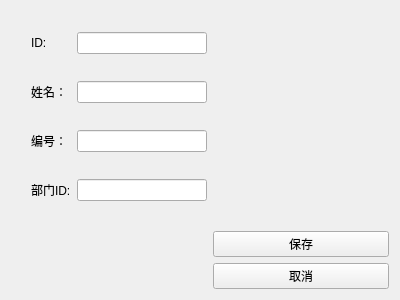
This is doctoreditview.ui in Jvsong/Qttask3 as Qt 5 draws it before an edit. The edited form follows.
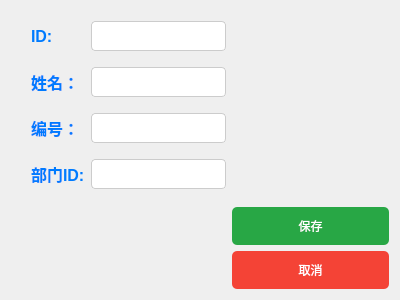
This is the edited form.

The edit to the form file:
```diff
--- a/doctoreditview.ui
+++ b/doctoreditview.ui
@@ -18,6 +18,89 @@
     <layout class="QGridLayout" name="gridLayout_3">
      <item row="0" column="0">
       <spacer name="verticalSpacer">
+       <property name="styleSheet">
+        <string notr="true">/* 整体窗口背景颜色 */
+QWidget#DoctorEditView {
+    background-color: #ffffff; /* 白色背景 */
+    font-family: &quot;Microsoft YaHei UI&quot;, sans-serif; /* 使用微软雅黑字体 */
+    font-size: 12pt;
+    border-radius: 5px; /* 圆角 */
+    padding: 20px; /* 内边距 */
+}
+
+/* 标签样式 */
+QLabel {
+    font-size: 12pt;
+    font-weight: bold;
+    color: #007BFF; /* 蓝色字体 */
+}
+
+/* 输入框样式 */
+QLineEdit {
+    border: 1px solid #ccc; /* 边框颜色 */
+    border-radius: 4px; /* 圆角 */
+    padding: 5px;
+    background-color: white;
+    font-size: 14px;
+}
+
+/* 聚焦时 QLineEdit 样式 */
+QLineEdit:focus {
+    border-color: #007BFF; /* 聚焦时的边框颜色 */
+    box-shadow: 0 0 5px rgba(0, 123, 255, 0.5); /* 聚焦时的阴影效果 */
+}
+
+/* 按钮样式 */
+QPushButton {
+    background-color: #007BFF; /* 蓝色背景 */
+    color: white;
+    border: none;
+    border-radius: 5px; /* 圆角 */
+    padding: 10px 20px; /* 按钮内边距 */
+    font-size: 12px;
+    cursor: pointer; /* 鼠标悬停时变成手型 */
+}
+
+/* 按钮悬停时的样式 */
+QPushButton:hover {
+    background-color: #0056b3; /* 悬停时的背景颜色 */
+}
+
+/* 保存按钮的特定样式 */
+QPushButton#pushButton {
+    background-color: #28a745; /* 绿色背景 */
+}
+
+QPushButton#pushButton:hover {
+    background-color: #218838; /* 悬停时的绿色背景 */
+}
+
+/* 取消按钮的特定样式 */
+QPushButton#pushButton_2 {
+    background-color: #f44336; /* 红色背景 */
+}
+
+QPushButton#pushButton_2:hover {
+    background-color: #d32f2f; /* 悬停时的红色背景 */
+}
+
+/* 布局间距 */
+QGridLayout {
+    margin: 20px;
+    spacing: 10px; /* 控件之间的间距 */
+}
+
+/* 输入框和标签之间的间距 */
+QGridLayout QLabel, QGridLayout QLineEdit {
+    margin-bottom: 10px;
+}
+
+/* 添加间隔的样式 */
+QSpacerItem {
+    background-color: transparent;
+}
+</string>
+       </property>
        <property name="orientation">
         <enum>Qt::Orientation::Vertical</enum>
        </property>
@@ -36,6 +119,89 @@
    </item>
    <item row="1" column="2">
     <widget class="QPushButton" name="pushButton">
+     <property name="styleSheet">
+      <string notr="true">/* 整体窗口背景颜色 */
+QWidget#DoctorEditView {
+    background-color: #ffffff; /* 白色背景 */
+    font-family: &quot;Microsoft YaHei UI&quot;, sans-serif; /* 使用微软雅黑字体 */
+    font-size: 12pt;
+    border-radius: 5px; /* 圆角 */
+    padding: 20px; /* 内边距 */
+}
+
+/* 标签样式 */
+QLabel {
+    font-size: 12pt;
+    font-weight: bold;
+    color: #007BFF; /* 蓝色字体 */
+}
+
+/* 输入框样式 */
+QLineEdit {
+    border: 1px solid #ccc; /* 边框颜色 */
+    border-radius: 4px; /* 圆角 */
+    padding: 5px;
+    background-color: white;
+    font-size: 14px;
+}
+
+/* 聚焦时 QLineEdit 样式 */
+QLineEdit:focus {
+    border-color: #007BFF; /* 聚焦时的边框颜色 */
+    box-shadow: 0 0 5px rgba(0, 123, 255, 0.5); /* 聚焦时的阴影效果 */
+}
+
+/* 按钮样式 */
+QPushButton {
+    background-color: #007BFF; /* 蓝色背景 */
+    color: white;
+    border: none;
+    border-radius: 5px; /* 圆角 */
+    padding: 10px 20px; /* 按钮内边距 */
+    font-size: 12px;
+    cursor: pointer; /* 鼠标悬停时变成手型 */
+}
+
+/* 按钮悬停时的样式 */
+QPushButton:hover {
+    background-color: #0056b3; /* 悬停时的背景颜色 */
+}
+
+/* 保存按钮的特定样式 */
+QPushButton#pushButton {
+    background-color: #28a745; /* 绿色背景 */
+}
+
+QPushButton#pushButton:hover {
+    background-color: #218838; /* 悬停时的绿色背景 */
+}
+
+/* 取消按钮的特定样式 */
+QPushButton#pushButton_2 {
+    background-color: #f44336; /* 红色背景 */
+}
+
+QPushButton#pushButton_2:hover {
+    background-color: #d32f2f; /* 悬停时的红色背景 */
+}
+
+/* 布局间距 */
+QGridLayout {
+    margin: 20px;
+    spacing: 10px; /* 控件之间的间距 */
+}
+
+/* 输入框和标签之间的间距 */
+QGridLayout QLabel, QGridLayout QLineEdit {
+    margin-bottom: 10px;
+}
+
+/* 添加间隔的样式 */
+QSpacerItem {
+    background-color: transparent;
+}
+</string>
+     </property>
      <property name="text">
       <string>保存</string>
      </property>
@@ -43,6 +209,89 @@
    </item>
    <item row="2" column="2">
     <widget class="QPushButton" name="pushButton_2">
+     <property name="styleSheet">
+      <string notr="true">/* 整体窗口背景颜色 */
+QWidget#DoctorEditView {
+    background-color: #ffffff; /* 白色背景 */
+    font-family: &quot;Microsoft YaHei UI&quot;, sans-serif; /* 使用微软雅黑字体 */
+    font-size: 12pt;
+    border-radius: 5px; /* 圆角 */
+    padding: 20px; /* 内边距 */
+}
+
+/* 标签样式 */
+QLabel {
+    font-size: 12pt;
+    font-weight: bold;
+    color: #007BFF; /* 蓝色字体 */
+}
+
+/* 输入框样式 */
+QLineEdit {
+    border: 1px solid #ccc; /* 边框颜色 */
+    border-radius: 4px; /* 圆角 */
+    padding: 5px;
+    background-color: white;
+    font-size: 14px;
+}
+
+/* 聚焦时 QLineEdit 样式 */
+QLineEdit:focus {
+    border-color: #007BFF; /* 聚焦时的边框颜色 */
+    box-shadow: 0 0 5px rgba(0, 123, 255, 0.5); /* 聚焦时的阴影效果 */
+}
+
+/* 按钮样式 */
+QPushButton {
+    background-color: #007BFF; /* 蓝色背景 */
+    color: white;
+    border: none;
+    border-radius: 5px; /* 圆角 */
+    padding: 10px 20px; /* 按钮内边距 */
+    font-size: 12px;
+    cursor: pointer; /* 鼠标悬停时变成手型 */
+}
+
+/* 按钮悬停时的样式 */
+QPushButton:hover {
+    background-color: #0056b3; /* 悬停时的背景颜色 */
+}
+
+/* 保存按钮的特定样式 */
+QPushButton#pushButton {
+    background-color: #28a745; /* 绿色背景 */
+}
+
+QPushButton#pushButton:hover {
+    background-color: #218838; /* 悬停时的绿色背景 */
+}
+
+/* 取消按钮的特定样式 */
+QPushButton#pushButton_2 {
+    background-color: #f44336; /* 红色背景 */
+}
+
+QPushButton#pushButton_2:hover {
+    background-color: #d32f2f; /* 悬停时的红色背景 */
+}
+
+/* 布局间距 */
+QGridLayout {
+    margin: 20px;
+    spacing: 10px; /* 控件之间的间距 */
+}
+
+/* 输入框和标签之间的间距 */
+QGridLayout QLabel, QGridLayout QLineEdit {
+    margin-bottom: 10px;
+}
+
+/* 添加间隔的样式 */
+QSpacerItem {
+    background-color: transparent;
+}
+</string>
+     </property>
      <property name="text">
       <string>取消</string>
      </property>
@@ -50,12 +299,95 @@
    </item>
    <item row="0" column="2">
     <spacer name="horizontalSpacer_2">
+     <property name="styleSheet">
+      <string notr="true">/* 整体窗口背景颜色 */
+QWidget#DoctorEditView {
+    background-color: #ffffff; /* 白色背景 */
+    font-family: &quot;Microsoft YaHei UI&quot;, sans-serif; /* 使用微软雅黑字体 */
+    font-size: 12pt;
+    border-radius: 5px; /* 圆角 */
+    padding: 20px; /* 内边距 */
+}
+
+/* 标签样式 */
+QLabel {
+    font-size: 12pt;
+    font-weight: bold;
+    color: #007BFF; /* 蓝色字体 */
+}
+
+/* 输入框样式 */
+QLineEdit {
+    border: 1px solid #ccc; /* 边框颜色 */
+    border-radius: 4px; /* 圆角 */
+    padding: 5px;
+    background-color: white;
+    font-size: 14px;
+}
+
+/* 聚焦时 QLineEdit 样式 */
+QLineEdit:focus {
+    border-color: #007BFF; /* 聚焦时的边框颜色 */
+    box-shadow: 0 0 5px rgba(0, 123, 255, 0.5); /* 聚焦时的阴影效果 */
+}
+
+/* 按钮样式 */
+QPushButton {
+    background-color: #007BFF; /* 蓝色背景 */
+    color: white;
+    border: none;
+    border-radius: 5px; /* 圆角 */
+    padding: 10px 20px; /* 按钮内边距 */
+    font-size: 12px;
+    cursor: pointer; /* 鼠标悬停时变成手型 */
+}
+
+/* 按钮悬停时的样式 */
+QPushButton:hover {
+    background-color: #0056b3; /* 悬停时的背景颜色 */
+}
+
+/* 保存按钮的特定样式 */
+QPushButton#pushButton {
+    background-color: #28a745; /* 绿色背景 */
+}
+
+QPushButton#pushButton:hover {
+    background-color: #218838; /* 悬停时的绿色背景 */
+}
+
+/* 取消按钮的特定样式 */
+QPushButton#pushButton_2 {
+    background-color: #f44336; /* 红色背景 */
+}
+
+QPushButton#pushButton_2:hover {
+    background-color: #d32f2f; /* 悬停时的红色背景 */
+}
+
+/* 布局间距 */
+QGridLayout {
+    margin: 20px;
+    spacing: 10px; /* 控件之间的间距 */
+}
+
+/* 输入框和标签之间的间距 */
+QGridLayout QLabel, QGridLayout QLineEdit {
+    margin-bottom: 10px;
+}
+
+/* 添加间隔的样式 */
+QSpacerItem {
+    background-color: transparent;
+}
+</string>
+     </property>
      <property name="orientation">
       <enum>Qt::Orientation::Horizontal</enum>
      </property>
      <property name="sizeHint" stdset="0">
       <size>
-       <width>164</width>
+       <width>156</width>
        <height>20</height>
       </size>
      </property>
@@ -65,19 +397,353 @@
     <layout class="QGridLayout" name="gridLayout">
      <item row="0" column="0">
       <widget class="QLabel" name="label">
+       <property name="styleSheet">
+        <string notr="true">/* 整体窗口背景颜色 */
+QWidget#DoctorEditView {
+    background-color: #ffffff; /* 白色背景 */
+    font-family: &quot;Microsoft YaHei UI&quot;, sans-serif; /* 使用微软雅黑字体 */
+    font-size: 12pt;
+    border-radius: 5px; /* 圆角 */
+    padding: 20px; /* 内边距 */
+}
+
+/* 标签样式 */
+QLabel {
+    font-size: 12pt;
+    font-weight: bold;
+    color: #007BFF; /* 蓝色字体 */
+}
+
+/* 输入框样式 */
+QLineEdit {
+    border: 1px solid #ccc; /* 边框颜色 */
+    border-radius: 4px; /* 圆角 */
+    padding: 5px;
+    background-color: white;
+    font-size: 14px;
+}
+
+/* 聚焦时 QLineEdit 样式 */
+QLineEdit:focus {
+    border-color: #007BFF; /* 聚焦时的边框颜色 */
+    box-shadow: 0 0 5px rgba(0, 123, 255, 0.5); /* 聚焦时的阴影效果 */
+}
+
+/* 按钮样式 */
+QPushButton {
+    background-color: #007BFF; /* 蓝色背景 */
+    color: white;
+    border: none;
+    border-radius: 5px; /* 圆角 */
+    padding: 10px 20px; /* 按钮内边距 */
+    font-size: 12px;
+    cursor: pointer; /* 鼠标悬停时变成手型 */
+}
+
+/* 按钮悬停时的样式 */
+QPushButton:hover {
+    background-color: #0056b3; /* 悬停时的背景颜色 */
+}
+
+/* 保存按钮的特定样式 */
+QPushButton#pushButton {
+    background-color: #28a745; /* 绿色背景 */
+}
+
+QPushButton#pushButton:hover {
+    background-color: #218838; /* 悬停时的绿色背景 */
+}
+
+/* 取消按钮的特定样式 */
+QPushButton#pushButton_2 {
+    background-color: #f44336; /* 红色背景 */
+}
+
+QPushButton#pushButton_2:hover {
+    background-color: #d32f2f; /* 悬停时的红色背景 */
+}
+
+/* 布局间距 */
+QGridLayout {
+    margin: 20px;
+    spacing: 10px; /* 控件之间的间距 */
+}
+
+/* 输入框和标签之间的间距 */
+QGridLayout QLabel, QGridLayout QLineEdit {
+    margin-bottom: 10px;
+}
+
+/* 添加间隔的样式 */
+QSpacerItem {
+    background-color: transparent;
+}
+</string>
+       </property>
        <property name="text">
         <string>ID:</string>
        </property>
       </widget>
      </item>
      <item row="0" column="1">
-      <widget class="QLineEdit" name="dbEditID"/>
+      <widget class="QLineEdit" name="dbEditID">
+       <property name="styleSheet">
+        <string notr="true">/* 整体窗口背景颜色 */
+QWidget#DoctorEditView {
+    background-color: #ffffff; /* 白色背景 */
+    font-family: &quot;Microsoft YaHei UI&quot;, sans-serif; /* 使用微软雅黑字体 */
+    font-size: 12pt;
+    border-radius: 5px; /* 圆角 */
+    padding: 20px; /* 内边距 */
+}
+
+/* 标签样式 */
+QLabel {
+    font-size: 12pt;
+    font-weight: bold;
+    color: #007BFF; /* 蓝色字体 */
+}
+
+/* 输入框样式 */
+QLineEdit {
+    border: 1px solid #ccc; /* 边框颜色 */
+    border-radius: 4px; /* 圆角 */
+    padding: 5px;
+    background-color: white;
+    font-size: 14px;
+}
+
+/* 聚焦时 QLineEdit 样式 */
+QLineEdit:focus {
+    border-color: #007BFF; /* 聚焦时的边框颜色 */
+    box-shadow: 0 0 5px rgba(0, 123, 255, 0.5); /* 聚焦时的阴影效果 */
+}
+
+/* 按钮样式 */
+QPushButton {
+    background-color: #007BFF; /* 蓝色背景 */
+    color: white;
+    border: none;
+    border-radius: 5px; /* 圆角 */
+    padding: 10px 20px; /* 按钮内边距 */
+    font-size: 12px;
+    cursor: pointer; /* 鼠标悬停时变成手型 */
+}
+
+/* 按钮悬停时的样式 */
+QPushButton:hover {
+    background-color: #0056b3; /* 悬停时的背景颜色 */
+}
+
+/* 保存按钮的特定样式 */
+QPushButton#pushButton {
+    background-color: #28a745; /* 绿色背景 */
+}
+
+QPushButton#pushButton:hover {
+    background-color: #218838; /* 悬停时的绿色背景 */
+}
+
+/* 取消按钮的特定样式 */
+QPushButton#pushButton_2 {
+    background-color: #f44336; /* 红色背景 */
+}
+
+QPushButton#pushButton_2:hover {
+    background-color: #d32f2f; /* 悬停时的红色背景 */
+}
+
+/* 布局间距 */
+QGridLayout {
+    margin: 20px;
+    spacing: 10px; /* 控件之间的间距 */
+}
+
+/* 输入框和标签之间的间距 */
+QGridLayout QLabel, QGridLayout QLineEdit {
+    margin-bottom: 10px;
+}
+
+/* 添加间隔的样式 */
+QSpacerItem {
+    background-color: transparent;
+}
+</string>
+       </property>
+      </widget>
      </item>
      <item row="2" column="1">
-      <widget class="QLineEdit" name="dbEditEmployeeNo"/>
+      <widget class="QLineEdit" name="dbEditEmployeeNo">
+       <property name="styleSheet">
+        <string notr="true">/* 整体窗口背景颜色 */
+QWidget#DoctorEditView {
+    background-color: #ffffff; /* 白色背景 */
+    font-family: &quot;Microsoft YaHei UI&quot;, sans-serif; /* 使用微软雅黑字体 */
+    font-size: 12pt;
+    border-radius: 5px; /* 圆角 */
+    padding: 20px; /* 内边距 */
+}
+
+/* 标签样式 */
+QLabel {
+    font-size: 12pt;
+    font-weight: bold;
+    color: #007BFF; /* 蓝色字体 */
+}
+
+/* 输入框样式 */
+QLineEdit {
+    border: 1px solid #ccc; /* 边框颜色 */
+    border-radius: 4px; /* 圆角 */
+    padding: 5px;
+    background-color: white;
+    font-size: 14px;
+}
+
+/* 聚焦时 QLineEdit 样式 */
+QLineEdit:focus {
+    border-color: #007BFF; /* 聚焦时的边框颜色 */
+    box-shadow: 0 0 5px rgba(0, 123, 255, 0.5); /* 聚焦时的阴影效果 */
+}
+
+/* 按钮样式 */
+QPushButton {
+    background-color: #007BFF; /* 蓝色背景 */
+    color: white;
+    border: none;
+    border-radius: 5px; /* 圆角 */
+    padding: 10px 20px; /* 按钮内边距 */
+    font-size: 12px;
+    cursor: pointer; /* 鼠标悬停时变成手型 */
+}
+
+/* 按钮悬停时的样式 */
+QPushButton:hover {
+    background-color: #0056b3; /* 悬停时的背景颜色 */
+}
+
+/* 保存按钮的特定样式 */
+QPushButton#pushButton {
+    background-color: #28a745; /* 绿色背景 */
+}
+
+QPushButton#pushButton:hover {
+    background-color: #218838; /* 悬停时的绿色背景 */
+}
+
+/* 取消按钮的特定样式 */
+QPushButton#pushButton_2 {
+    background-color: #f44336; /* 红色背景 */
+}
+
+QPushButton#pushButton_2:hover {
+    background-color: #d32f2f; /* 悬停时的红色背景 */
+}
+
+/* 布局间距 */
+QGridLayout {
+    margin: 20px;
+    spacing: 10px; /* 控件之间的间距 */
+}
+
+/* 输入框和标签之间的间距 */
+QGridLayout QLabel, QGridLayout QLineEdit {
+    margin-bottom: 10px;
+}
+
+/* 添加间隔的样式 */
+QSpacerItem {
+    background-color: transparent;
+}
+</string>
+       </property>
+      </widget>
      </item>
      <item row="2" column="0">
       <widget class="QLabel" name="label_3">
+       <property name="styleSheet">
+        <string notr="true">/* 整体窗口背景颜色 */
+QWidget#DoctorEditView {
+    background-color: #ffffff; /* 白色背景 */
+    font-family: &quot;Microsoft YaHei UI&quot;, sans-serif; /* 使用微软雅黑字体 */
+    font-size: 12pt;
+    border-radius: 5px; /* 圆角 */
+    padding: 20px; /* 内边距 */
+}
+
+/* 标签样式 */
+QLabel {
+    font-size: 12pt;
+    font-weight: bold;
+    color: #007BFF; /* 蓝色字体 */
+}
+
+/* 输入框样式 */
+QLineEdit {
+    border: 1px solid #ccc; /* 边框颜色 */
+    border-radius: 4px; /* 圆角 */
+    padding: 5px;
+    background-color: white;
+    font-size: 14px;
+}
+
+/* 聚焦时 QLineEdit 样式 */
+QLineEdit:focus {
+    border-color: #007BFF; /* 聚焦时的边框颜色 */
+    box-shadow: 0 0 5px rgba(0, 123, 255, 0.5); /* 聚焦时的阴影效果 */
+}
+
+/* 按钮样式 */
+QPushButton {
+    background-color: #007BFF; /* 蓝色背景 */
+    color: white;
+    border: none;
+    border-radius: 5px; /* 圆角 */
+    padding: 10px 20px; /* 按钮内边距 */
+    font-size: 12px;
+    cursor: pointer; /* 鼠标悬停时变成手型 */
+}
+
+/* 按钮悬停时的样式 */
+QPushButton:hover {
+    background-color: #0056b3; /* 悬停时的背景颜色 */
+}
+
+/* 保存按钮的特定样式 */
+QPushButton#pushButton {
+    background-color: #28a745; /* 绿色背景 */
+}
+
+QPushButton#pushButton:hover {
+    background-color: #218838; /* 悬停时的绿色背景 */
+}
+
+/* 取消按钮的特定样式 */
+QPushButton#pushButton_2 {
+    background-color: #f44336; /* 红色背景 */
+}
+
+QPushButton#pushButton_2:hover {
+    background-color: #d32f2f; /* 悬停时的红色背景 */
+}
+
+/* 布局间距 */
+QGridLayout {
+    margin: 20px;
+    spacing: 10px; /* 控件之间的间距 */
+}
+
+/* 输入框和标签之间的间距 */
+QGridLayout QLabel, QGridLayout QLineEdit {
+    margin-bottom: 10px;
+}
+
+/* 添加间隔的样式 */
+QSpacerItem {
+    background-color: transparent;
+}
+</string>
+       </property>
        <property name="text">
         <string>编号：</string>
        </property>
@@ -85,23 +751,357 @@
      </item>
      <item row="3" column="0">
       <widget class="QLabel" name="label_4">
+       <property name="styleSheet">
+        <string notr="true">/* 整体窗口背景颜色 */
+QWidget#DoctorEditView {
+    background-color: #ffffff; /* 白色背景 */
+    font-family: &quot;Microsoft YaHei UI&quot;, sans-serif; /* 使用微软雅黑字体 */
+    font-size: 12pt;
+    border-radius: 5px; /* 圆角 */
+    padding: 20px; /* 内边距 */
+}
+
+/* 标签样式 */
+QLabel {
+    font-size: 12pt;
+    font-weight: bold;
+    color: #007BFF; /* 蓝色字体 */
+}
+
+/* 输入框样式 */
+QLineEdit {
+    border: 1px solid #ccc; /* 边框颜色 */
+    border-radius: 4px; /* 圆角 */
+    padding: 5px;
+    background-color: white;
+    font-size: 14px;
+}
+
+/* 聚焦时 QLineEdit 样式 */
+QLineEdit:focus {
+    border-color: #007BFF; /* 聚焦时的边框颜色 */
+    box-shadow: 0 0 5px rgba(0, 123, 255, 0.5); /* 聚焦时的阴影效果 */
+}
+
+/* 按钮样式 */
+QPushButton {
+    background-color: #007BFF; /* 蓝色背景 */
+    color: white;
+    border: none;
+    border-radius: 5px; /* 圆角 */
+    padding: 10px 20px; /* 按钮内边距 */
+    font-size: 12px;
+    cursor: pointer; /* 鼠标悬停时变成手型 */
+}
+
+/* 按钮悬停时的样式 */
+QPushButton:hover {
+    background-color: #0056b3; /* 悬停时的背景颜色 */
+}
+
+/* 保存按钮的特定样式 */
+QPushButton#pushButton {
+    background-color: #28a745; /* 绿色背景 */
+}
+
+QPushButton#pushButton:hover {
+    background-color: #218838; /* 悬停时的绿色背景 */
+}
+
+/* 取消按钮的特定样式 */
+QPushButton#pushButton_2 {
+    background-color: #f44336; /* 红色背景 */
+}
+
+QPushButton#pushButton_2:hover {
+    background-color: #d32f2f; /* 悬停时的红色背景 */
+}
+
+/* 布局间距 */
+QGridLayout {
+    margin: 20px;
+    spacing: 10px; /* 控件之间的间距 */
+}
+
+/* 输入框和标签之间的间距 */
+QGridLayout QLabel, QGridLayout QLineEdit {
+    margin-bottom: 10px;
+}
+
+/* 添加间隔的样式 */
+QSpacerItem {
+    background-color: transparent;
+}
+</string>
+       </property>
        <property name="text">
         <string>部门ID:</string>
        </property>
       </widget>
      </item>
      <item row="3" column="1">
-      <widget class="QLineEdit" name="dbEditDepartmentID"/>
+      <widget class="QLineEdit" name="dbEditDepartmentID">
+       <property name="styleSheet">
+        <string notr="true">/* 整体窗口背景颜色 */
+QWidget#DoctorEditView {
+    background-color: #ffffff; /* 白色背景 */
+    font-family: &quot;Microsoft YaHei UI&quot;, sans-serif; /* 使用微软雅黑字体 */
+    font-size: 12pt;
+    border-radius: 5px; /* 圆角 */
+    padding: 20px; /* 内边距 */
+}
+
+/* 标签样式 */
+QLabel {
+    font-size: 12pt;
+    font-weight: bold;
+    color: #007BFF; /* 蓝色字体 */
+}
+
+/* 输入框样式 */
+QLineEdit {
+    border: 1px solid #ccc; /* 边框颜色 */
+    border-radius: 4px; /* 圆角 */
+    padding: 5px;
+    background-color: white;
+    font-size: 14px;
+}
+
+/* 聚焦时 QLineEdit 样式 */
+QLineEdit:focus {
+    border-color: #007BFF; /* 聚焦时的边框颜色 */
+    box-shadow: 0 0 5px rgba(0, 123, 255, 0.5); /* 聚焦时的阴影效果 */
+}
+
+/* 按钮样式 */
+QPushButton {
+    background-color: #007BFF; /* 蓝色背景 */
+    color: white;
+    border: none;
+    border-radius: 5px; /* 圆角 */
+    padding: 10px 20px; /* 按钮内边距 */
+    font-size: 12px;
+    cursor: pointer; /* 鼠标悬停时变成手型 */
+}
+
+/* 按钮悬停时的样式 */
+QPushButton:hover {
+    background-color: #0056b3; /* 悬停时的背景颜色 */
+}
+
+/* 保存按钮的特定样式 */
+QPushButton#pushButton {
+    background-color: #28a745; /* 绿色背景 */
+}
+
+QPushButton#pushButton:hover {
+    background-color: #218838; /* 悬停时的绿色背景 */
+}
+
+/* 取消按钮的特定样式 */
+QPushButton#pushButton_2 {
+    background-color: #f44336; /* 红色背景 */
+}
+
+QPushButton#pushButton_2:hover {
+    background-color: #d32f2f; /* 悬停时的红色背景 */
+}
+
+/* 布局间距 */
+QGridLayout {
+    margin: 20px;
+    spacing: 10px; /* 控件之间的间距 */
+}
+
+/* 输入框和标签之间的间距 */
+QGridLayout QLabel, QGridLayout QLineEdit {
+    margin-bottom: 10px;
+}
+
+/* 添加间隔的样式 */
+QSpacerItem {
+    background-color: transparent;
+}
+</string>
+       </property>
+      </widget>
      </item>
      <item row="1" column="0">
       <widget class="QLabel" name="label_2">
+       <property name="styleSheet">
+        <string notr="true">/* 整体窗口背景颜色 */
+QWidget#DoctorEditView {
+    background-color: #ffffff; /* 白色背景 */
+    font-family: &quot;Microsoft YaHei UI&quot;, sans-serif; /* 使用微软雅黑字体 */
+    font-size: 12pt;
+    border-radius: 5px; /* 圆角 */
+    padding: 20px; /* 内边距 */
+}
+
+/* 标签样式 */
+QLabel {
+    font-size: 12pt;
+    font-weight: bold;
+    color: #007BFF; /* 蓝色字体 */
+}
+
+/* 输入框样式 */
+QLineEdit {
+    border: 1px solid #ccc; /* 边框颜色 */
+    border-radius: 4px; /* 圆角 */
+    padding: 5px;
+    background-color: white;
+    font-size: 14px;
+}
+
+/* 聚焦时 QLineEdit 样式 */
+QLineEdit:focus {
+    border-color: #007BFF; /* 聚焦时的边框颜色 */
+    box-shadow: 0 0 5px rgba(0, 123, 255, 0.5); /* 聚焦时的阴影效果 */
+}
+
+/* 按钮样式 */
+QPushButton {
+    background-color: #007BFF; /* 蓝色背景 */
+    color: white;
+    border: none;
+    border-radius: 5px; /* 圆角 */
+    padding: 10px 20px; /* 按钮内边距 */
+    font-size: 12px;
+    cursor: pointer; /* 鼠标悬停时变成手型 */
+}
+
+/* 按钮悬停时的样式 */
+QPushButton:hover {
+    background-color: #0056b3; /* 悬停时的背景颜色 */
+}
+
+/* 保存按钮的特定样式 */
+QPushButton#pushButton {
+    background-color: #28a745; /* 绿色背景 */
+}
+
+QPushButton#pushButton:hover {
+    background-color: #218838; /* 悬停时的绿色背景 */
+}
+
+/* 取消按钮的特定样式 */
+QPushButton#pushButton_2 {
+    background-color: #f44336; /* 红色背景 */
+}
+
+QPushButton#pushButton_2:hover {
+    background-color: #d32f2f; /* 悬停时的红色背景 */
+}
+
+/* 布局间距 */
+QGridLayout {
+    margin: 20px;
+    spacing: 10px; /* 控件之间的间距 */
+}
+
+/* 输入框和标签之间的间距 */
+QGridLayout QLabel, QGridLayout QLineEdit {
+    margin-bottom: 10px;
+}
+
+/* 添加间隔的样式 */
+QSpacerItem {
+    background-color: transparent;
+}
+</string>
+       </property>
        <property name="text">
         <string>姓名：</string>
        </property>
       </widget>
      </item>
      <item row="1" column="1">
-      <widget class="QLineEdit" name="dbEditName"/>
+      <widget class="QLineEdit" name="dbEditName">
+       <property name="styleSheet">
+        <string notr="true">/* 整体窗口背景颜色 */
+QWidget#DoctorEditView {
+    background-color: #ffffff; /* 白色背景 */
+    font-family: &quot;Microsoft YaHei UI&quot;, sans-serif; /* 使用微软雅黑字体 */
+    font-size: 12pt;
+    border-radius: 5px; /* 圆角 */
+    padding: 20px; /* 内边距 */
+}
+
+/* 标签样式 */
+QLabel {
+    font-size: 12pt;
+    font-weight: bold;
+    color: #007BFF; /* 蓝色字体 */
+}
+
+/* 输入框样式 */
+QLineEdit {
+    border: 1px solid #ccc; /* 边框颜色 */
+    border-radius: 4px; /* 圆角 */
+    padding: 5px;
+    background-color: white;
+    font-size: 14px;
+}
+
+/* 聚焦时 QLineEdit 样式 */
+QLineEdit:focus {
+    border-color: #007BFF; /* 聚焦时的边框颜色 */
+    box-shadow: 0 0 5px rgba(0, 123, 255, 0.5); /* 聚焦时的阴影效果 */
+}
+
+/* 按钮样式 */
+QPushButton {
+    background-color: #007BFF; /* 蓝色背景 */
+    color: white;
+    border: none;
+    border-radius: 5px; /* 圆角 */
+    padding: 10px 20px; /* 按钮内边距 */
+    font-size: 12px;
+    cursor: pointer; /* 鼠标悬停时变成手型 */
+}
+
+/* 按钮悬停时的样式 */
+QPushButton:hover {
+    background-color: #0056b3; /* 悬停时的背景颜色 */
+}
+
+/* 保存按钮的特定样式 */
+QPushButton#pushButton {
+    background-color: #28a745; /* 绿色背景 */
+}
+
+QPushButton#pushButton:hover {
+    background-color: #218838; /* 悬停时的绿色背景 */
+}
+
+/* 取消按钮的特定样式 */
+QPushButton#pushButton_2 {
+    background-color: #f44336; /* 红色背景 */
+}
+
+QPushButton#pushButton_2:hover {
+    background-color: #d32f2f; /* 悬停时的红色背景 */
+}
+
+/* 布局间距 */
+QGridLayout {
+    margin: 20px;
+    spacing: 10px; /* 控件之间的间距 */
+}
+
+/* 输入框和标签之间的间距 */
+QGridLayout QLabel, QGridLayout QLineEdit {
+    margin-bottom: 10px;
+}
+
+/* 添加间隔的样式 */
+QSpacerItem {
+    background-color: transparent;
+}
+</string>
+       </property>
+      </widget>
      </item>
     </layout>
    </item>
```
